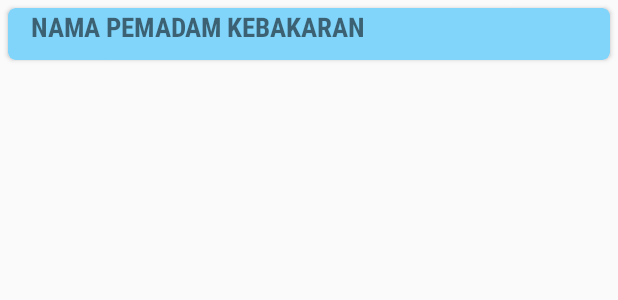
After one commit to ArjunaPratama/JekardahFight, an Android app: the layout listpetugas.xml on its own in the app's theme, with its tools: preview values and no code run, on a phone screen of 412 x 824 dp. The commit adds this screen. Shown: the top 300 px of the screen. Run offline under Robolectric (Android 15) with nearby library versions, the phone set to English and light mode, and no system bars.

Commit message:
Design the MainActivity.xml and listpetugas.xml

```diff
--- a/app/build.gradle
+++ b/app/build.gradle
@@ -30,6 +30,7 @@ dependencies {
     implementation 'com.android.support:design:26.1.0'
     implementation 'com.squareup.retrofit2:retrofit:2.4.0'
     implementation 'com.squareup.retrofit2:converter-gson:2.4.0'
+    implementation 'com.android.support:cardview-v7:26.1.0'
 
 
 
--- a/app/src/main/res/layout/activity_main.xml
+++ b/app/src/main/res/layout/activity_main.xml
@@ -6,13 +6,11 @@
     android:layout_height="match_parent"
     tools:context="com.arjuna.jekardahfight.MainActivity">
 
-    <TextView
-        android:layout_width="wrap_content"
-        android:layout_height="wrap_content"
-        android:text="Hello World!"
-        app:layout_constraintBottom_toBottomOf="parent"
-        app:layout_constraintLeft_toLeftOf="parent"
-        app:layout_constraintRight_toRightOf="parent"
-        app:layout_constraintTop_toTopOf="parent" />
+    <android.support.v7.widget.RecyclerView
+        android:id="@+id/rcViewJekfight"
+        android:layout_width="match_parent"
+        android:layout_height="wrap_content">
+
+    </android.support.v7.widget.RecyclerView>
 
 </android.support.constraint.ConstraintLayout>
--- /dev/null
+++ b/app/src/main/res/layout/listpetugas.xml
@@ -0,0 +1,49 @@
+<?xml version="1.0" encoding="utf-8"?>
+<android.support.v7.widget.CardView xmlns:android="http://schemas.android.com/apk/res/android"
+    android:layout_width="match_parent"
+    android:layout_height="wrap_content"
+    xmlns:app="http://schemas.android.com/apk/res-auto"
+    android:paddingLeft="10dp"
+    android:paddingTop="10dp"
+    android:layout_margin="5dp"
+    android:clickable="true"
+    android:foreground="?android:attr/selectableItemBackground"
+    app:cardCornerRadius="5dp"
+    app:cardElevation="2dp"
+    app:cardBackgroundColor="#81d4fa"
+    >
+
+    <LinearLayout
+        android:layout_width="match_parent"
+        android:layout_height="wrap_content"
+        android:orientation="vertical"
+        android:paddingBottom="10dp"
+        >
+
+        <LinearLayout
+            android:orientation="horizontal"
+            android:layout_width="match_parent"
+            android:layout_height="wrap_content">
+
+
+            <TextView
+                android:id="@+id/namapetugasnya"
+                android:layout_width="match_parent"
+                android:layout_height="wrap_content"
+                android:fontFamily="sans-serif-condensed"
+                android:text="Nama Pemadam Kebakaran"
+                android:textAllCaps="true"
+                android:paddingLeft="15dp"
+                android:paddingRight="15dp"
+                android:textSize="18sp"
+                android:textStyle="bold"
+                android:layout_gravity="center"
+                />
+
+        </LinearLayout>
+
+
+
+    </LinearLayout>
+
+</android.support.v7.widget.CardView>
```
